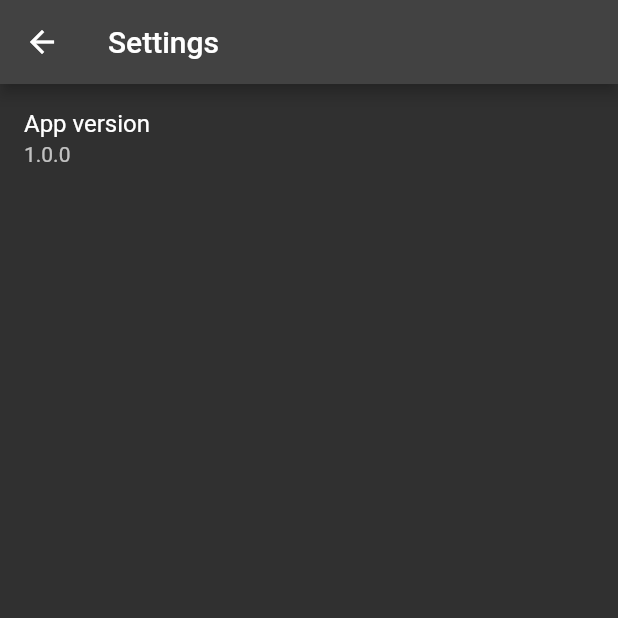
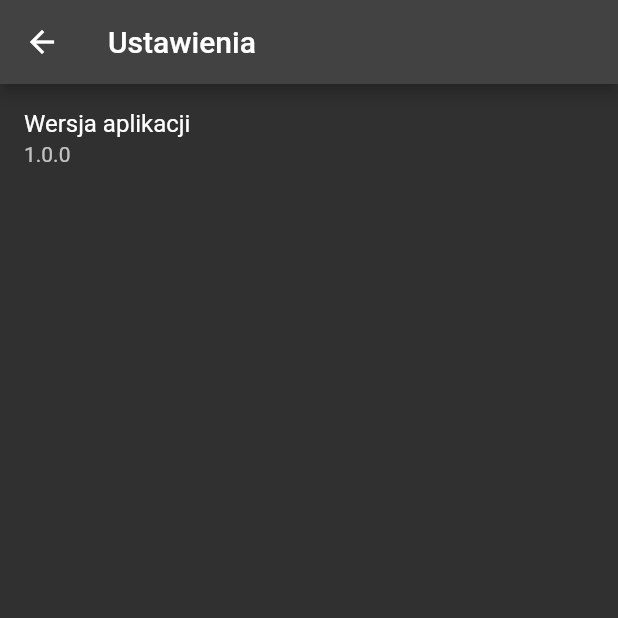
Before and after one commit to CzyDobrze/CzyDobrze.Mobile, a Flutter app: the SettingsPage screen opened directly, on a phone screen of 412 x 824 dp, the top half of it. Run offline on Flutter 3.47's test engine with Material 2 defaults, Android fonts, the phone set to English and light mode, and no system bars; our stand-ins replace dio, flutter_riverpod, material_floating_search_bar, package_info_plus, riverpod; network calls fail.

Commit message:
Translated everything to Polish

```diff
--- a/lib/excersise/excersise_page.dart
+++ b/lib/excersise/excersise_page.dart
@@ -26,7 +26,7 @@ class ExcersisePage extends StatelessWidget {
                     return Row(
                       mainAxisAlignment: MainAxisAlignment.center,
                       children: const [
-                        Text('Something went wrong with loading comments :/')
+                        Text('Coś poszło źle z ładowaniem komentarzy :/')
                       ],
                     );
                   }
--- a/lib/explore/explore_page.dart
+++ b/lib/explore/explore_page.dart
@@ -11,7 +11,7 @@ class ExplorePage extends StatelessWidget {
   @override
   Widget build(BuildContext context) {
     return SearchBar(
-      title: 'Explore',
+      title: 'Odkrywaj',
       builder: (context, query) => _ResultsListView(query: query),
     );
   }
@@ -30,7 +30,7 @@ class _ResultsListView extends ConsumerWidget {
     return Builder(
       builder: (context) {
         if (paginationState.refreshError) {
-          return const Center(child: Text('Something went wrong X('));
+          return const Center(child: Text('Coś poszło nie tak X('));
         } else if (paginationState.textbooks.isEmpty) {
           return const Center(child: CircularProgressIndicator());
         }
--- a/lib/helpers/search_bar.dart
+++ b/lib/helpers/search_bar.dart
@@ -10,7 +10,7 @@ class SearchBar extends StatefulWidget {
   const SearchBar(
       {Key? key,
       this.searchHistoryLength = 5,
-      this.title = 'Search',
+      this.title = 'Szukaj',
       required this.builder})
       : super(key: key);
 
@@ -101,7 +101,7 @@ class _SearchBarState extends State<SearchBar> {
           selectedTerm ?? widget.title,
           style: Theme.of(context).textTheme.headline6,
         ),
-        hint: 'Write search term',
+        hint: 'Wpisz co chcesz wyszukać',
         actions: [
           FloatingSearchBarAction.searchToClear(),
         ],
@@ -124,7 +124,7 @@ class _SearchBarState extends State<SearchBar> {
                     width: double.infinity,
                     alignment: Alignment.center,
                     child: const Text(
-                      'Start searching',
+                      'Rozpocznij szukanie',
                       maxLines: 1,
                       overflow: TextOverflow.ellipsis,
                       textScaleFactor: 1.2,
--- a/lib/section/section_page.dart
+++ b/lib/section/section_page.dart
@@ -14,7 +14,7 @@ class SectionPage extends StatelessWidget {
   Widget build(BuildContext context) {
     return Scaffold(
       appBar: AppBar(
-        title: Text('Section: ${section.title}'),
+        title: Text('Sekcja: ${section.title}'),
       ),
       body: _ResultsListView(
         section: section,
@@ -37,7 +37,7 @@ class _ResultsListView extends ConsumerWidget {
     return Builder(
       builder: (context) {
         if (paginationState.refreshError) {
-          return const Center(child: Text('Something went wrong X('));
+          return const Center(child: Text('Coś poszło nie tak X('));
         } else if (paginationState.excersises.isEmpty) {
           return const Center(child: CircularProgressIndicator());
         }
--- a/lib/settings/settings_page.dart
+++ b/lib/settings/settings_page.dart
@@ -7,15 +7,15 @@ class SettingsPage extends StatelessWidget {
   @override
   Widget build(BuildContext context) {
     return Scaffold(
-      appBar: AppBar(title: const Text('Settings'),),
+      appBar: AppBar(title: const Text('Ustawienia'),),
       body: ListView(
         children: [
-          ListTile(title: const Text('App version'), subtitle: FutureBuilder<PackageInfo>(future: PackageInfo.fromPlatform(), builder: (context, snapshot) {
+          ListTile(title: const Text('Wersja aplikacji'), subtitle: FutureBuilder<PackageInfo>(future: PackageInfo.fromPlatform(), builder: (context, snapshot) {
             switch(snapshot.connectionState) {
               case ConnectionState.done:
                 return Text(snapshot.data!.version);
               default:
-                return const Text('Loading...');
+                return const Text('Ładowanie...');
             }
           },),),
         ],
--- a/lib/textbook/textbook_page.dart
+++ b/lib/textbook/textbook_page.dart
@@ -14,7 +14,7 @@ class TextbookPage extends StatelessWidget {
   Widget build(BuildContext context) {
     return Scaffold(
       appBar: AppBar(
-        title: Text('Textbook: ${textbook.title}'),
+        title: Text('Podręcznik: ${textbook.title}'),
       ),
       body: _ResultsListView(
         textbook: textbook,
@@ -37,7 +37,7 @@ class _ResultsListView extends ConsumerWidget {
     return Builder(
       builder: (context) {
         if (paginationState.refreshError) {
-          return const Center(child: Text('Something went wrong X('));
+          return const Center(child: Text('Coś poszło nie tak X('));
         } else if (paginationState.sections.isEmpty) {
           return const Center(child: CircularProgressIndicator());
         }
```
Also changed, not shown: lib/favourites/favourites_page.dart (deleted, +0 -15 lines).
